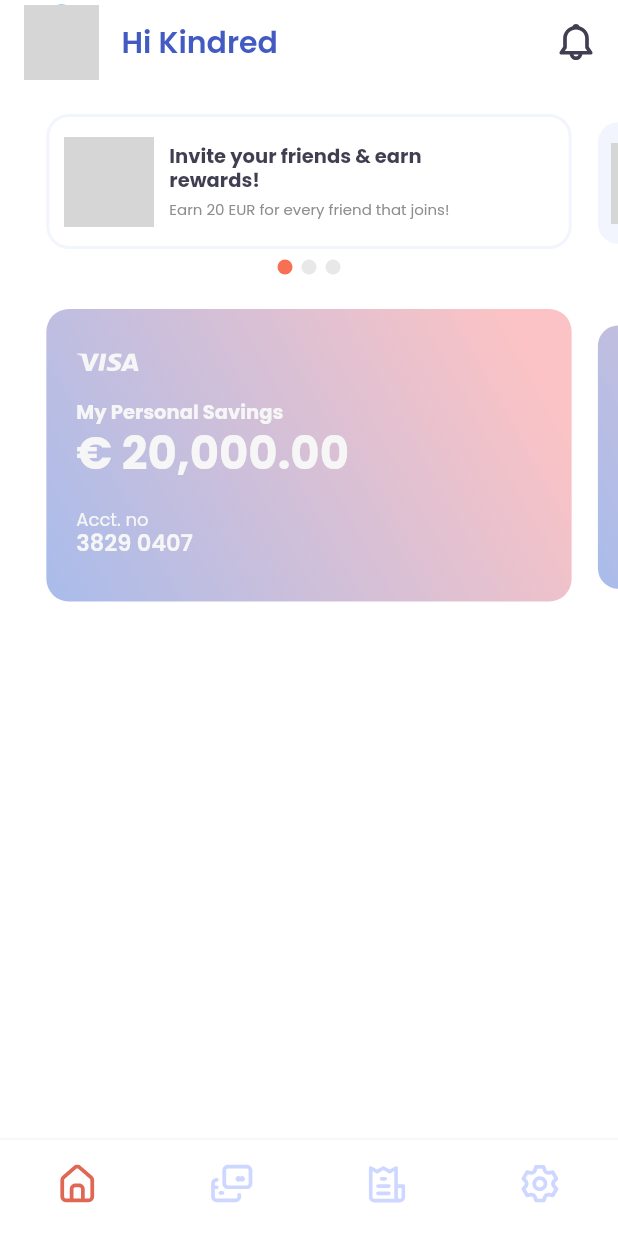
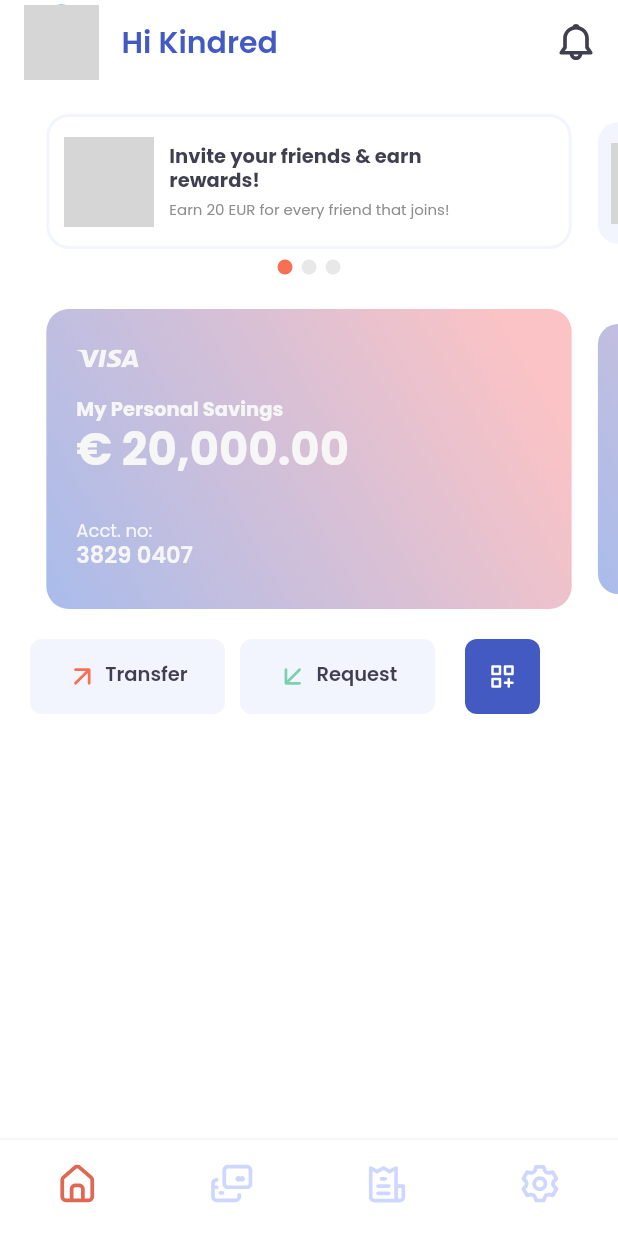
Before and after one commit to kin-mynthone/mynthone, a Flutter app: the screen it shows after launch, on a phone screen of 412 x 824 dp. Run offline on Flutter 3.47's test engine with Material 3 defaults, Android fonts, the phone set to English and light mode, and no system bars; drawn by our look-alikes of card_swiper, flutter_inner_drawer; our stand-ins replace cloud_firestore, device_preview, firebase_auth, firebase_core, flutter_dotenv, flutter_form_builder and 10 more; missing offline and left inert: fl_country_code_picker; accounts and stored records are empty; network calls fail; grey boxes are pictures that could not be loaded.

Commit message:
add button widget

```diff
--- a/lib/app/features/home/views/home_view.dart
+++ b/lib/app/features/home/views/home_view.dart
@@ -3,6 +3,7 @@ import 'package:flutter/material.dart';
 import 'package:flutter_svg/flutter_svg.dart';
 
 import 'package:get/get.dart';
+import 'package:mynthone/app/constants/app_numbers.dart';
 import 'package:mynthone/app/features/dashboard/controllers/dashboard_controller.dart';
 import 'package:mynthone/app/widgets/loading_indicator_widget.dart';
 
@@ -14,6 +15,7 @@ import '../controllers/home_controller.dart';
 
 part '../widgets/announcement_list_widget.dart';
 part '../widgets/cards_list_widget.dart';
+part '../widgets/buttons_widget.dart';
 
 class HomeView extends GetView<HomeController> {
   const HomeView({super.key});
@@ -41,6 +43,7 @@ class HomeView extends GetView<HomeController> {
           children: [
             _AnnouncementListWidget(),
             _CardsListWidget(),
+            _ButtonsWidget()
           ],
         ),
       ),
--- /dev/null
+++ b/lib/app/features/home/widgets/buttons_widget.dart
@@ -0,0 +1,86 @@
+part of '../views/home_view.dart';
+
+class _ButtonsWidget extends StatelessWidget {
+  const _ButtonsWidget();
+
+  @override
+  Widget build(BuildContext context) {
+    return Padding(
+      padding: const EdgeInsets.all(AppNumbers.screenPadding),
+      child: Row(
+        children: [
+          SizedBox(
+            width: 130,
+            height: 50,
+            child: ElevatedButton(
+              onPressed: () {},
+              style: ElevatedButton.styleFrom(
+                backgroundColor: AppColors.hF2F4FE,
+              ),
+              child: Row(
+                mainAxisAlignment: MainAxisAlignment.spaceAround,
+                children: [
+                  SvgPicture.asset(
+                    AssetPath.transfer,
+                    height: 20,
+                  ),
+                  CustomTextWidget(
+                    text: 'Transfer'.tr,
+                    color: AppColors.h403E51,
+                    fontWeight: FontWeight.w600,
+                    fontSize: 13,
+                  ),
+                ],
+              ),
+            ),
+          ),
+          const SizedBox(
+            width: 10,
+          ),
+          SizedBox(
+            width: 130,
+            height: 50,
+            child: ElevatedButton(
+              onPressed: () {},
+              style: ElevatedButton.styleFrom(
+                backgroundColor: AppColors.hF2F4FE,
+              ),
+              child: Row(
+                mainAxisAlignment: MainAxisAlignment.spaceAround,
+                children: [
+                  SvgPicture.asset(
+                    AssetPath.receive,
+                    height: 20,
+                  ),
+                  CustomTextWidget(
+                    text: 'Request'.tr,
+                    color: AppColors.h403E51,
+                    fontWeight: FontWeight.w600,
+                    fontSize: 13,
+                  ),
+                ],
+              ),
+            ),
+          ),
+          const SizedBox(
+            width: 20,
+          ),
+          SizedBox(
+            width: 50,
+            height: 50,
+            child: ElevatedButton(
+              onPressed: () {},
+              style: ElevatedButton.styleFrom(
+                  backgroundColor: AppColors.h425AC2,
+                  padding: EdgeInsets.all(0)),
+              child: SvgPicture.asset(
+                AssetPath.options,
+                height: 20,
+              ),
+            ),
+          ),
+        ],
+      ),
+    );
+  }
+}
--- a/lib/app/features/home/widgets/cards_list_widget.dart
+++ b/lib/app/features/home/widgets/cards_list_widget.dart
@@ -7,7 +7,7 @@ class _CardsListWidget extends GetView<HomeController> {
   Widget build(BuildContext context) {
     return Obx(
       () => SizedBox(
-        height: 220,
+        height: 200,
         child: Swiper(
           itemBuilder: (BuildContext context, int index) {
             return _CardsWidget(
@@ -32,9 +32,7 @@ class _CardsWidget extends GetView<HomeController> {
   @override
   Widget build(BuildContext context) {
     final debitCards = controller.debitCards[index];
-    return Padding(
-      padding: const EdgeInsets.only(bottom: 25),
-      child: Container(
+    return Container(
       padding: const EdgeInsets.symmetric(horizontal: 20),
       decoration: BoxDecoration(
         gradient: LinearGradient(
@@ -84,10 +82,10 @@ class _CardsWidget extends GetView<HomeController> {
                   fontSize: 30,
                 ),
                 const SizedBox(
-                    height: 20,
+                  height: 30,
                 ),
-                  const CustomTextWidget(
-                    text: 'Acct. no',
+                CustomTextWidget(
+                  text: 'Acct. no:'.tr,
                   color: AppColors.hF6F6F6,
                   fontWeight: FontWeight.normal,
                   fontSize: 12,
@@ -103,7 +101,6 @@ class _CardsWidget extends GetView<HomeController> {
           ),
         ],
       ),
-      ),
     );
   }
 }
--- a/lib/app/helpers/asset_path_helper.dart
+++ b/lib/app/helpers/asset_path_helper.dart
@@ -9,6 +9,9 @@ class AssetPath {
   static const notification = '$_imageSvgPath/notification.svg';
   static const visa = '$_imageSvgPath/visa.svg';
   static const flip = '$_imageSvgPath/flip.svg';
+  static const transfer = '$_imageSvgPath/transfer.svg';
+  static const receive = '$_imageSvgPath/receive.svg';
+  static const options = '$_imageSvgPath/options.svg';
 
   // Introduction
   static const introBg = '$_imageMainPath/intro_bg.png';
--- a/lib/app/localization/english_translation_map.dart
+++ b/lib/app/localization/english_translation_map.dart
@@ -10,6 +10,10 @@ final Map<String, String> _englishTranslationMap = {
   'Forgot password?': 'Forgot password?',
   'Open an account': 'Open an account',
   'Fully Verified': 'Fully Verified',
+  'Request': 'Request',
+  'Transfer': 'Transfer',
+  'Account Number': 'Account Number',
+  'Acct. no:': 'Acct. no:',
 
   // Introduction
   'The Digital wallet that connects global':
```
Also changed, not shown: assets/svg/options.svg (added), assets/svg/receive.svg (added), assets/svg/transfer.svg (added). Lines whose indentation alone changed are shown as unchanged.
